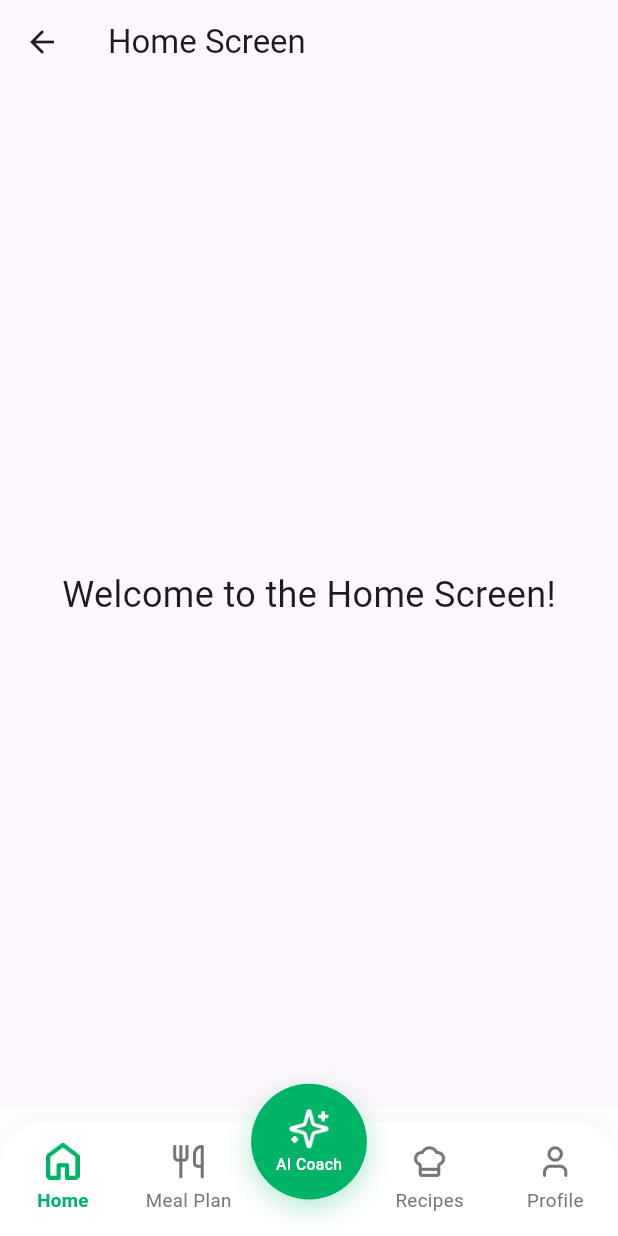
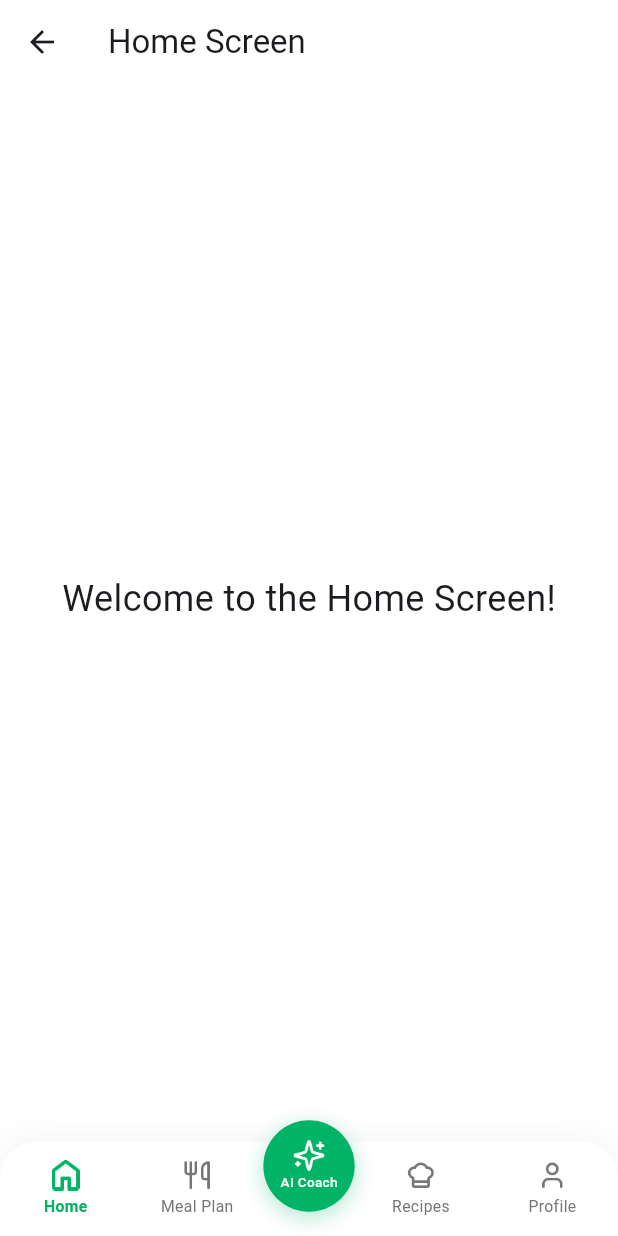
Before and after one commit to Hasanuzzamanabir/aura-health-app, a Flutter app: the MainScreen screen opened directly, on a phone screen of 412 x 824 dp. Run offline on Flutter 3.47's test engine with Material 3 defaults, Android fonts, the phone set to English and light mode, and no system bars; our stand-ins replace flutter_screenutil, get.

Commit message:
nav bar issue solve

```diff
--- /dev/null
+++ b/devtools_options.yaml
@@ -0,0 +1,3 @@
+description: This file stores settings for Dart & Flutter DevTools.
+documentation: https://docs.flutter.dev/tools/devtools/extensions#configure-extension-enablement-states
+extensions:
--- a/lib/app.dart
+++ b/lib/app.dart
@@ -1,28 +1,17 @@
-import 'dart:async';
-
 import 'package:flutter/material.dart';
 import 'package:flutter_screenutil/flutter_screenutil.dart';
 import 'package:get/get_navigation/src/root/get_material_app.dart';
+import 'package:orange/core/utils/app_colors.dart';
 import 'package:orange/routes/app_routes.dart';
 
-
-
-class aura_health extends StatefulWidget {
-  const aura_health({super.key});
+class AuraHealthApp extends StatefulWidget {
+  const AuraHealthApp({super.key});
 
   @override
-  State<aura_health> createState() => _aura_healthState();
+  State<AuraHealthApp> createState() => _AuraHealthAppState();
 }
 
-class _aura_healthState extends State<aura_health> {
-  @override
-  void initState() {
-    super.initState();
-    // WidgetsBinding.instance.addPostFrameCallback((_) {
-    //   unawaited(AlarmNotificationService.instance.initialize());
-    // });
-  }
-
+class _AuraHealthAppState extends State<AuraHealthApp> {
   @override
   Widget build(BuildContext context) {
     return ScreenUtilInit(
@@ -31,14 +20,17 @@ class _aura_healthState extends State<aura_health> {
       splitScreenMode: true,
       builder: (context, child) {
         return GetMaterialApp(
-          title: 'aura_health',
           debugShowCheckedModeBanner: false,
           initialRoute: AppRoutes.bottomNavBarScreen,
-         getPages: AppRoutes.routes,
-         // initialBinding: ControllerBinder(),
-          themeMode: ThemeMode.system,
-          // theme: AppTheme.lightTheme,
-          // darkTheme: AppTheme.darkTheme,
+          getPages: AppRoutes.routes,
+          theme: ThemeData(
+            scaffoldBackgroundColor: AppColors.background,
+            appBarTheme: const AppBarTheme(
+              backgroundColor: AppColors.background,
+              elevation: 0,
+              scrolledUnderElevation: 0,
+            ),
+          ),
         );
       },
     );
--- a/lib/core/utils/app_colors.dart
+++ b/lib/core/utils/app_colors.dart
@@ -15,8 +15,5 @@ class AppColors {
   static const Color borderFocused = Color(0xFF00B366);
   static const Color error = Color(0xFFD32F2F);
 
-  // Accent / Others
-  static const Color black = Colors.black;
-  static const Color white = Colors.white;
   static const Color shadow = Color(0x0A000000);
 }
--- a/lib/feature/bottom_nav_bar/bottom_nav_bar.dart
+++ b/lib/feature/bottom_nav_bar/bottom_nav_bar.dart
@@ -10,24 +10,17 @@ import 'package:orange/feature/meal_section/view/meal_view.dart';
 import 'package:orange/feature/recipe_section/view/recipe_section_screen.dart';
 import 'package:orange/feature/profile/view/profile.dart';
 
-// আপনার আলাদা করা কন্ট্রোলার ফাইলটি এখানে সঠিকভাবে ইমপোর্ট করুন
-// import 'package:orange/feature/bottom_nav_bar/bottom_nav_controller.dart';
-
 class AppFontScale {
   static double legacy(double base, double level, {required int divisor}) {
     return base + (level / divisor);
   }
 }
 
-// ==========================================
-// ১. MAIN SCREEN
-// ==========================================
 class MainScreen extends StatelessWidget {
   const MainScreen({super.key});
 
   @override
   Widget build(BuildContext context) {
-    // কন্ট্রোলারটি এখানে মেমোরিতে ইনিশিয়েলাইজ করা হলো
     final BottomNavController controller = Get.put(BottomNavController());
 
     final List<Widget> pages = [
@@ -39,61 +32,51 @@ class MainScreen extends StatelessWidget {
     ];
 
     return Scaffold(
-      backgroundColor: AppColors.background,
-      body: Obx(() => IndexedStack(
-            index: controller.currentIndex.value,
-            children: pages,
-          )),
-      bottomNavigationBar: Obx(() => BottomNavBarScreen(
-            currentIndex: controller.currentIndex.value,
-            onTap: (index) {
-              controller.changePage(index);
-            },
-          )),
+      body: Obx(
+        () =>
+            IndexedStack(index: controller.currentIndex.value, children: pages),
+      ),
+      bottomNavigationBar: const BottomNavBarScreen(),
     );
   }
 }
 
-// ==========================================
-// ২. CUSTOM BOTTOM NAV BAR WIDGET (GetView ব্যবহার করা হয়েছে)
-// ==========================================
 class BottomNavBarScreen extends GetView<BottomNavController> {
-  final int currentIndex;
-  final ValueChanged<int> onTap;
-
-  const BottomNavBarScreen({
-    super.key,
-    required this.currentIndex,
-    required this.onTap,
-  });
+  const BottomNavBarScreen({super.key});
 
   @override
   Widget build(BuildContext context) {
-    // GetView ব্যবহার করার কারণে এখানে আলাদা করে কোনো Get.put বা Get.find এর লাইনের প্রয়োজন নেই।
+    final double bottomPadding = MediaQuery.paddingOf(context).bottom;
+
     return SizedBox(
-      height: 85.h,
+      height: 80.h + bottomPadding,
       child: Stack(
         clipBehavior: Clip.none,
-        alignment: Alignment.bottomCenter,
         children: [
-          Container(
-            height: 75.h,
+          Positioned(
+            left: 0,
+            right: 0,
+            bottom: 0,
+            height: 62.h + bottomPadding,
+            child: Container(
+              padding: EdgeInsets.only(bottom: bottomPadding),
               decoration: BoxDecoration(
                 color: AppColors.background,
                 borderRadius: BorderRadius.only(
-                topLeft: Radius.circular(30.r),
-                topRight: Radius.circular(30.r),
+                  topLeft: Radius.circular(24.r),
+                  topRight: Radius.circular(24.r),
                 ),
                 boxShadow: const [
                   BoxShadow(
                     color: AppColors.shadow,
-                  blurRadius: 20,
-                  offset: Offset(0, -5),
+                    blurRadius: 15,
+                    offset: Offset(0, -4),
                   ),
                 ],
               ),
               child: Obx(() {
                 final level = controller.fontLevel.value;
+                final currentIndex = controller.currentIndex.value;
 
                 return Row(
                   mainAxisAlignment: MainAxisAlignment.spaceAround,
@@ -104,7 +87,7 @@ class BottomNavBarScreen extends GetView<BottomNavController> {
                       index: BottomNavIndex.home.index,
                       currentIndex: currentIndex,
                       fontLevel: level,
-                    onTap: onTap,
+                      onTap: controller.changePage,
                     ),
                     _AppBottomNavItem(
                       icon: IconPath.mealIcon,
@@ -112,16 +95,16 @@ class BottomNavBarScreen extends GetView<BottomNavController> {
                       index: BottomNavIndex.mealPlan.index,
                       currentIndex: currentIndex,
                       fontLevel: level,
-                    onTap: onTap,
+                      onTap: controller.changePage,
                     ),
-                  SizedBox(width: 70.w), // মাঝখানের AI Coach এর জন্য ফাঁকা জায়গা
+                    SizedBox(width: 56.w),
                     _AppBottomNavItem(
                       icon: IconPath.recipeIcon,
                       label: 'Recipes',
                       index: BottomNavIndex.recipes.index,
                       currentIndex: currentIndex,
                       fontLevel: level,
-                    onTap: onTap,
+                      onTap: controller.changePage,
                     ),
                     _AppBottomNavItem(
                       icon: IconPath.profileIcon,
@@ -129,19 +112,26 @@ class BottomNavBarScreen extends GetView<BottomNavController> {
                       index: BottomNavIndex.profile.index,
                       currentIndex: currentIndex,
                       fontLevel: level,
-                    onTap: onTap,
+                      onTap: controller.changePage,
                     ),
                   ],
                 );
               }),
             ),
+          ),
           Positioned(
-            top: -15.h,
+            top: 4.h,
+            left: 0,
+            right: 0,
+            child: Align(
+              alignment: Alignment.topCenter,
               child: GestureDetector(
                 behavior: HitTestBehavior.opaque,
-              onTap: () => onTap(BottomNavIndex.aiCoach.index),
+                onTap: () =>
+                    controller.changePage(BottomNavIndex.aiCoach.index),
                 child: Obx(() {
                   final level = controller.fontLevel.value;
+                  final currentIndex = controller.currentIndex.value;
                   final aiActive = currentIndex == BottomNavIndex.aiCoach.index;
 
                   return AnimatedScale(
@@ -149,16 +139,16 @@ class BottomNavBarScreen extends GetView<BottomNavController> {
                     duration: const Duration(milliseconds: 200),
                     curve: Curves.easeOutCubic,
                     child: Container(
-                    height: 76.h,
-                    width: 76.w,
+                      height: 60.h,
+                      width: 60.w,
                       decoration: BoxDecoration(
                         color: AppColors.primary,
                         shape: BoxShape.circle,
                         boxShadow: [
                           BoxShadow(
-                          color: AppColors.primary.withOpacity(0.3),
-                          blurRadius: 15,
-                          offset: const Offset(0, 5),
+                            color: AppColors.primary.withValues(alpha: 0.3),
+                            blurRadius: 12,
+                            offset: const Offset(0, 4),
                           ),
                         ],
                       ),
@@ -167,17 +157,21 @@ class BottomNavBarScreen extends GetView<BottomNavController> {
                         children: [
                           Image.asset(
                             IconPath.aiIcon,
-                          height: 28.h,
-                          width: 28.w,
-                          color: AppColors.white,
+                            height: 22.h,
+                            width: 22.w,
+                            color: AppColors.background,
                             fit: BoxFit.contain,
                           ),
-                        SizedBox(height: 2.h),
+                          SizedBox(height: 1.h),
                           Text(
                             'AI Coach',
                             style: TextStyle(
-                            color: AppColors.white,
-                            fontSize: AppFontScale.legacy(10, level, divisor: 3).sp,
+                              color: AppColors.background,
+                              fontSize: AppFontScale.legacy(
+                                8.5,
+                                level,
+                                divisor: 3,
+                              ).sp,
                               fontWeight: FontWeight.w500,
                             ),
                           ),
@@ -188,15 +182,13 @@ class BottomNavBarScreen extends GetView<BottomNavController> {
                 }),
               ),
             ),
+          ),
         ],
       ),
     );
   }
 }
 
-// ==========================================
-// ৩. BOTTOM NAV ITEM SUB-WIDGET
-// ==========================================
 class _AppBottomNavItem extends StatelessWidget {
   final String icon;
   final String label;
@@ -228,19 +220,19 @@ class _AppBottomNavItem extends StatelessWidget {
           children: [
             Image.asset(
               icon,
-              height: 24.h,
-              width: 24.w,
+              height: 20.h,
+              width: 20.w,
               color: activeColor,
               fit: BoxFit.contain,
             ),
-            SizedBox(height: 5.h),
+            SizedBox(height: 3.h),
             Text(
               label,
               maxLines: 1,
               overflow: TextOverflow.ellipsis,
               style: TextStyle(
                 color: activeColor,
-                fontSize: AppFontScale.legacy(12, fontLevel, divisor: 3).sp,
+                fontSize: AppFontScale.legacy(10, fontLevel, divisor: 3).sp,
                 fontWeight: active ? FontWeight.w600 : FontWeight.normal,
               ),
             ),
--- a/lib/main.dart
+++ b/lib/main.dart
@@ -1,16 +1,15 @@
 import 'package:flutter/material.dart';
 import 'package:orange/app.dart';
 
-
 void main() async {
   WidgetsFlutterBinding.ensureInitialized();
- // await GetStorage.init();
- // await TokenStorage.clearTokens();
+  // await GetStorage.init();
+  // await TokenStorage.clearTokens();
 
   // Initialize AuthService
   // Get.put(AuthService());
   // Initialize CartController
   // Get.put(CartController());
 
-  runApp(const aura_health());
+  runApp(const AuraHealthApp());
 }
--- a/lib/routes/app_routes.dart
+++ b/lib/routes/app_routes.dart
@@ -9,11 +9,7 @@ class AppRoutes {
   static List<GetPage> routes = [
     GetPage(
       name: bottomNavBarScreen,
-      page: () => BottomNavBarScreen(
-        currentIndex: 0,
-        onTap: (int value) {
-        },
-      ),
+      page: () => const MainScreen(),
     ),
   ];
 }
```
Also changed, not shown: pubspec.yaml (+7 -42 lines), lib/feature/bottom_nav_bar/bottom_nav_bar_controller.dart (line endings or trailing spaces), 1 other file. Lines whose indentation alone changed are shown as unchanged.
